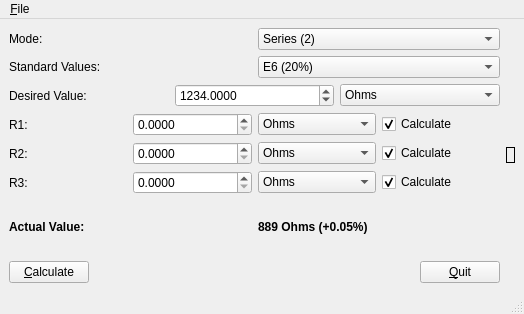
Old version of the form precresistor/mainwindow.ui in the repository jefftranter/HamRadio.
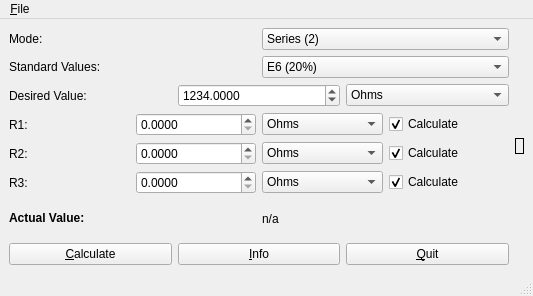
New version of the form. Icons and pictures are not drawn.

Diff of the .ui file:
```diff
--- a/precresistor/mainwindow.ui
+++ b/precresistor/mainwindow.ui
@@ -6,8 +6,8 @@
    <rect>
     <x>0</x>
     <y>0</y>
-    <width>524</width>
-    <height>314</height>
+    <width>533</width>
+    <height>296</height>
    </rect>
   </property>
   <property name="windowTitle">
@@ -322,7 +322,7 @@
         <item>
          <widget class="QLabel" name="actualValueLabel">
           <property name="text">
-           <string>&lt;b&gt;889 Ohms (+0.05%)&lt;/b&gt;</string>
+           <string>n/a</string>
           </property>
          </widget>
         </item>
@@ -341,17 +341,14 @@
          </widget>
         </item>
         <item>
-         <spacer name="horizontalSpacer">
-          <property name="orientation">
-           <enum>Qt::Horizontal</enum>
+         <widget class="QPushButton" name="infoButton">
+          <property name="toolTip">
+           <string>Click to show information.</string>
           </property>
-          <property name="sizeHint" stdset="0">
-           <size>
-            <width>40</width>
-            <height>20</height>
-           </size>
+          <property name="text">
+           <string>&amp;Info</string>
           </property>
-         </spacer>
+         </widget>
         </item>
         <item>
          <widget class="QPushButton" name="quitButton">
@@ -393,7 +390,7 @@
     <rect>
      <x>0</x>
      <y>0</y>
-     <width>524</width>
+     <width>533</width>
      <height>20</height>
     </rect>
    </property>
```
Left out of the diff: 12 changed lines with no effect on the pictures.
